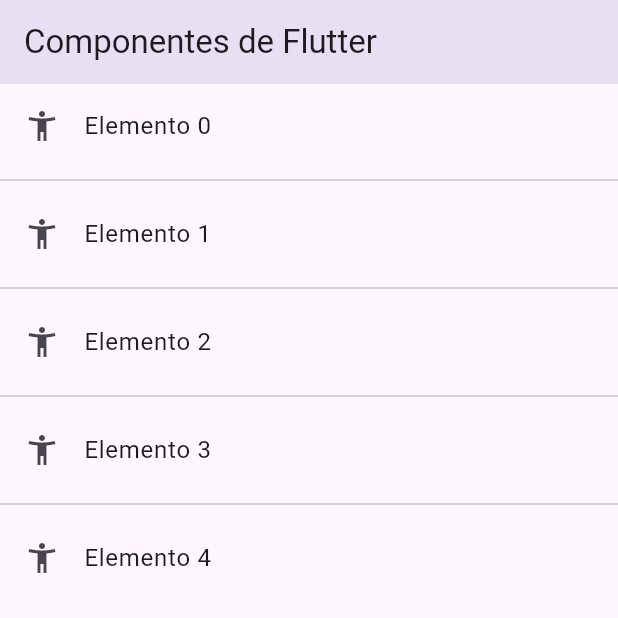
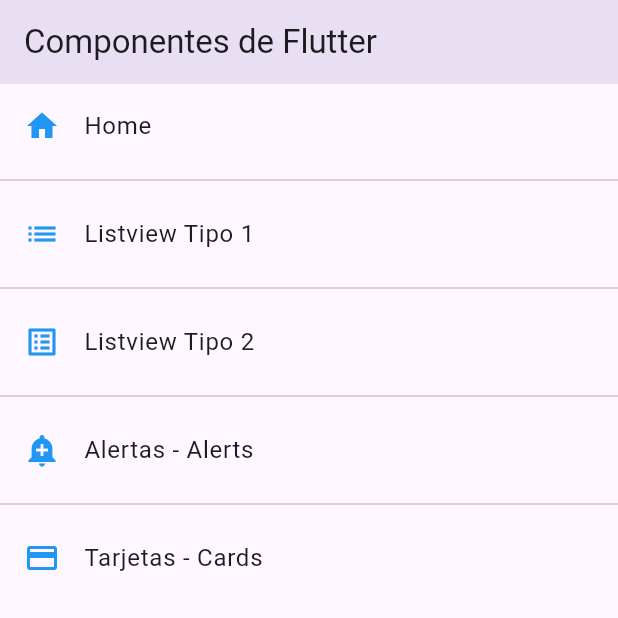
Before and after one commit to alberto154/fl_components, a Flutter app: the screen it shows after launch, on a phone screen of 412 x 824 dp, the top half of it. Run offline on Flutter 3.47's test engine with Material 3 defaults, Android fonts, the phone set to English and light mode, and no system bars.

Commit message:
menu_options

```diff
--- a/lib/main.dart
+++ b/lib/main.dart
@@ -1,3 +1,4 @@
+import 'package:fl_components/routes/app_routes.dart';
 import 'package:fl_components/screens/screens.dart';
 import 'package:flutter/material.dart';
 
@@ -12,19 +13,9 @@ class MyApp extends StatelessWidget {
       debugShowCheckedModeBanner: false,
       title: 'Material App',
       // home: Listview2Screen(),
-      initialRoute: 'home',
-      routes: {
-        'listview1': (BuildContext context) => Listview1Screen(),
-        'listview2': (BuildContext context) => Listview2Screen(),
-        'alert': (BuildContext context) => AlertScreen(),
-        'card': (BuildContext context) => CardScreen(),
-        'home': (BuildContext context) => HomeScreen(),
-      },
-      onGenerateRoute: (settings) {
-        return MaterialPageRoute(
-          builder: (context) => AlertScreen(),
-        );
-      },
+      initialRoute: AppRoutes.initialRoute,
+      routes: AppRoutes.getAppRoutes(),
+      onGenerateRoute: AppRoutes().onGenerateRoute,
     );
   }
 }
--- /dev/null
+++ b/lib/models/menu_options.dart
@@ -0,0 +1,13 @@
+import 'package:flutter/material.dart';
+
+class MenuOption {
+  final String route;
+  final IconData icon;
+  final String name;
+  final Widget screen;
+
+  MenuOption({required this.route,
+  required this.icon,
+  required this.name,
+  required this.screen});
+}
--- /dev/null
+++ b/lib/models/models.dart
@@ -0,0 +1 @@
+export 'package:fl_components/models/menu_options.dart';
--- /dev/null
+++ b/lib/routes/app_routes.dart
@@ -0,0 +1,52 @@
+import 'package:fl_components/models/menu_options.dart';
+import 'package:fl_components/screens/screens.dart';
+import 'package:flutter/material.dart';
+import 'package:flutter/widgets.dart';
+
+class AppRoutes {
+  static const initialRoute = 'home';
+
+  static final menuOptions = <MenuOption>[
+    MenuOption(
+        route: 'home',
+        icon: Icons.home,
+        name: 'Home',
+        screen: const HomeScreen()),
+    MenuOption(
+        route: 'listview1',
+        icon: Icons.list,
+        name: 'Listview Tipo 1',
+        screen: const Listview1Screen()),
+    MenuOption(
+        route: 'listview2',
+        icon: Icons.list_alt,
+        name: 'Listview Tipo 2',
+        screen: const Listview2Screen()),
+    MenuOption(
+        route: 'alert',
+        icon: Icons.add_alert,
+        name: 'Alertas - Alerts',
+        screen: const AlertScreen()),
+    MenuOption(
+        route: 'card',
+        icon: Icons.credit_card,
+        name: 'Tarjetas - Cards',
+        screen: const CardScreen()),
+
+  ];
+
+  static Map<String, Widget Function(BuildContext)> getAppRoutes() {
+    Map<String, Widget Function(BuildContext)> appRoutes = {};
+    for (final option in menuOptions) {
+      appRoutes.addAll({option.route: (BuildContext context) => option.screen});
+    }
+    return appRoutes;
+  }
+
+  Route<dynamic>? onGenerateRoute(RouteSettings settings) {
+        return MaterialPageRoute(
+          builder: (context) => AlertScreen(),
+        );
+      }
+
+}
--- a/lib/screens/home_screen.dart
+++ b/lib/screens/home_screen.dart
@@ -1,4 +1,5 @@
 // import 'package:fl_components/screens/screens.dart';
+import 'package:fl_components/routes/app_routes.dart';
 import 'package:flutter/material.dart';
 
 class HomeScreen extends StatelessWidget {
@@ -14,16 +15,15 @@ class HomeScreen extends StatelessWidget {
       ),
       body: ListView.separated(
         itemBuilder: (context, index) => ListTile(
-          leading: Icon(Icons.accessibility_new),
-          title: Text('Elemento $index'),
+          leading: Icon(AppRoutes.menuOptions[index].icon, color: Colors.blue,),
+          title: Text(AppRoutes.menuOptions[index].name),
           onTap: () {
-            // final route = MaterialPageRoute(builder: (context) => Listview1Screen(),);
-            // Navigator.pushReplacement(context, route);
-            Navigator.pushNamed(context, 'card');
+            Navigator.pushNamed(context, AppRoutes.menuOptions[index].route);
           },
         ),
         separatorBuilder: (context, index) => Divider(),
-        itemCount: 5)
+        itemCount: AppRoutes.menuOptions.length,
+      ),
     );
   }
 }
```
